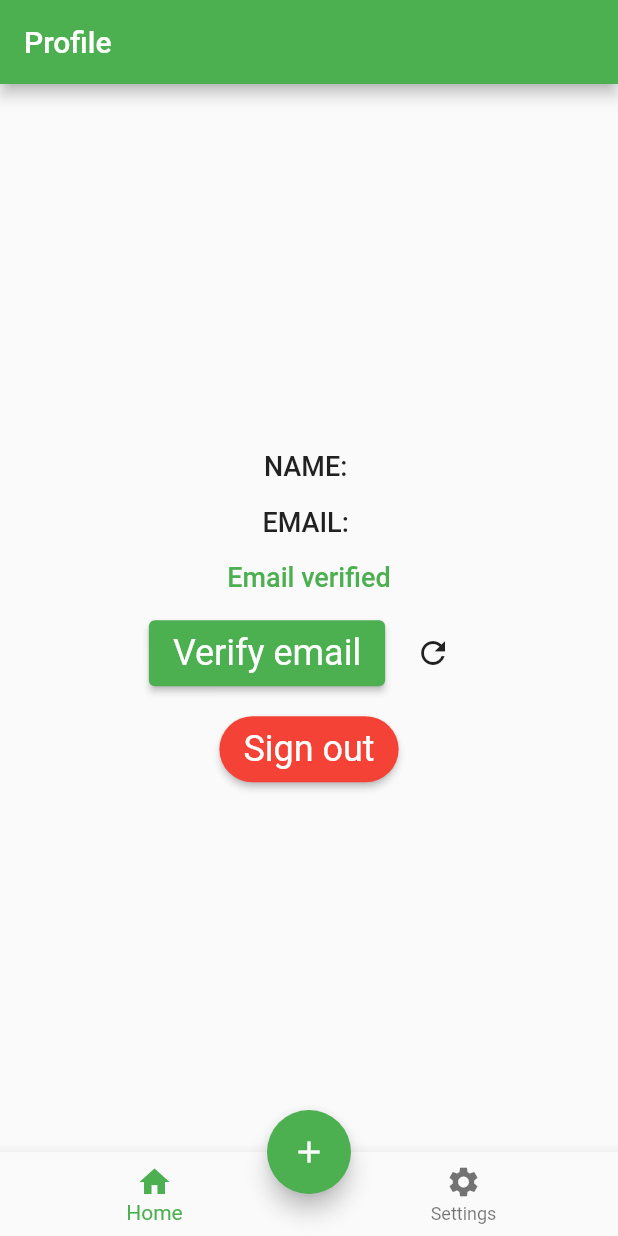
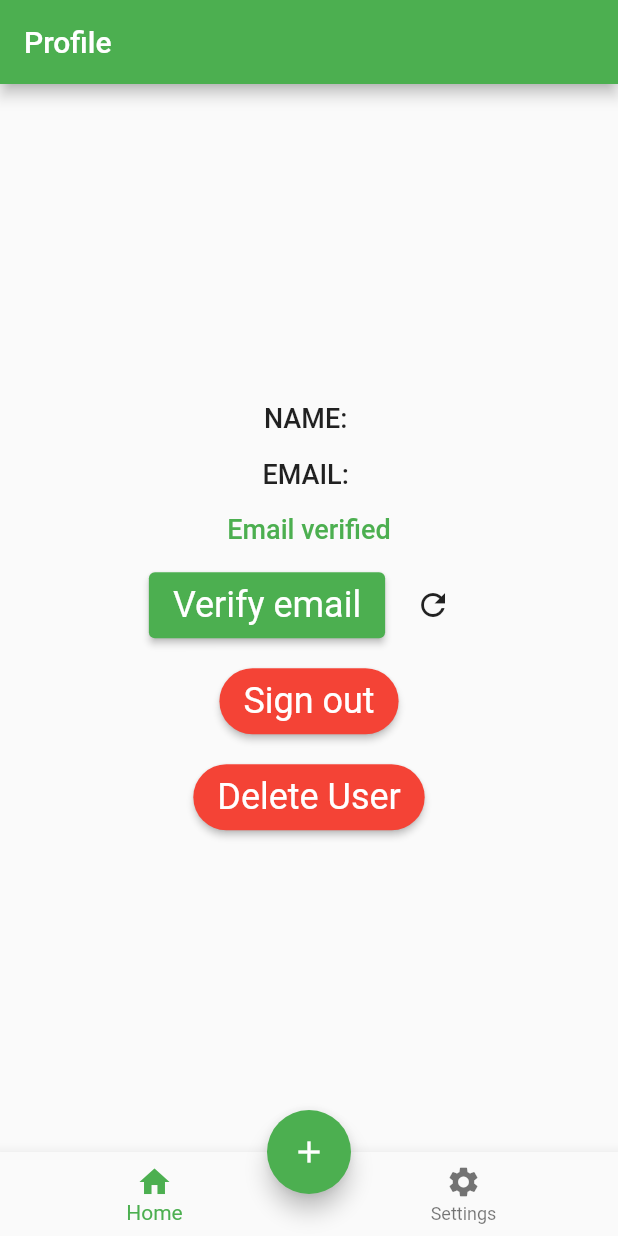
Before and after one commit to fredrikhoelseter/WhatsInMyFridge, a Flutter app: the ProfilePage screen opened directly with empty values, on a phone screen of 412 x 824 dp. Run offline on Flutter 3.47's test engine with Material 2 defaults, Android fonts, the phone set to English and light mode, and no system bars; our stand-ins replace firebase_auth, firebase_core; accounts and stored records are empty.

Commit message:
Added Delete user method

```diff
--- a/lib/screens/profile_page.dart
+++ b/lib/screens/profile_page.dart
@@ -17,6 +17,7 @@ class ProfilePage extends StatefulWidget {
 class _ProfilePageState extends State<ProfilePage> {
   bool _isSendingVerification = false;
   bool _isSigningOut = false;
+  bool _isDeletingUser = false;
 
   late User _currentUser;
 
@@ -120,12 +121,40 @@ class _ProfilePageState extends State<ProfilePage> {
                       ),
                     ),
                   ),
+            SizedBox(height: 16.0),
+            _isDeletingUser
+                ? CircularProgressIndicator()
+                : ElevatedButton(
+                    onPressed: () async {
+                      setState(() {
+                        _isDeletingUser = true;
+                      });
+                      await FireAuth.deleteUser(context);
+
+                      setState(() {
+                        _isDeletingUser = false;
+                      });
+                      Navigator.of(context).pushReplacement(
+                        MaterialPageRoute(
+                          builder: (context) => LoginPage(),
+                        ),
+                      );
+                    },
+                    child: Text('Delete User'),
+                    style: ElevatedButton.styleFrom(
+                      primary: Colors.red,
+                      shape: RoundedRectangleBorder(
+                        borderRadius: BorderRadius.circular(30),
+                      ),
+                    ),
+                  ),
           ],
         ),
       ),
       bottomNavigationBar: BottomNavbar(),
       floatingActionButton: FloatingAddButton(),
-        floatingActionButtonLocation: FloatingActionButtonLocation.miniCenterDocked,
+      floatingActionButtonLocation:
+          FloatingActionButtonLocation.miniCenterDocked,
     );
   }
 }
```
Also changed, not shown: lib/utilities/fire_auth.dart (+10 -0 lines), pubspec.lock.
